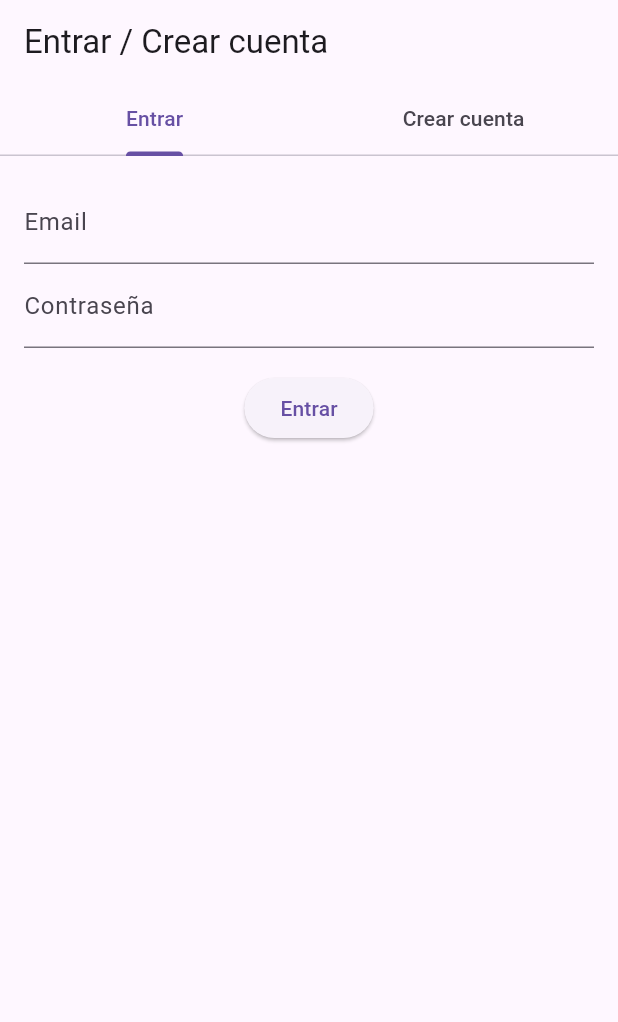
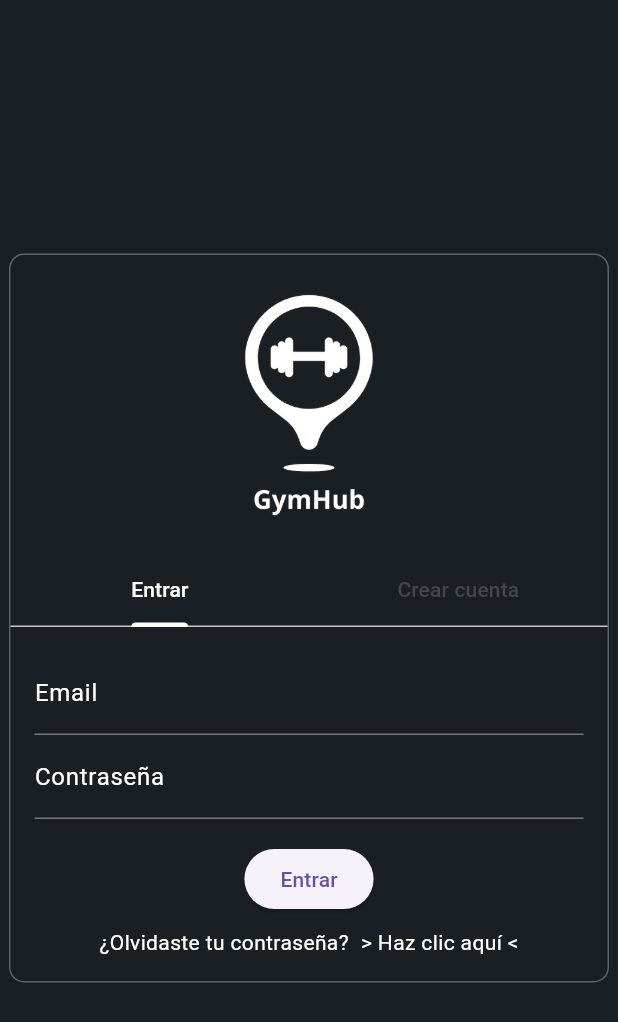
Before and after one commit to benjamnunez/Proyecto-portafolio-MNB, a Flutter app: the screen it shows after launch, on a phone screen of 412 x 824 dp. Shown: the top 1022 px of the screen. Run offline on Flutter 3.47's test engine with Material 3 defaults, Android fonts, the light colour scheme and no system bars.

Commit message:
nuevo login

```diff
--- a/gymhub/lib/main.dart
+++ b/gymhub/lib/main.dart
@@ -1,4 +1,5 @@
 import 'package:flutter/material.dart';
+import 'package:gymhub/marco/inicio/inicio.dart';
 import 'package:gymhub/supabase_config.dart';
 import 'package:gymhub/marco/login/login.dart';
 
@@ -16,6 +17,9 @@
     return MaterialApp(
       title: 'GymHub',
       home: LoginPage(),
+      routes: {
+        '/inicio': (_) =>  Inicio(),
+      },
     );
   }
 }
--- a/gymhub/lib/marco/inicio/componentes/menu_lateral.dart
+++ b/gymhub/lib/marco/inicio/componentes/menu_lateral.dart
@@ -1,6 +1,5 @@
 import 'package:flutter/material.dart';
-import 'package:gymhub/marco/inicio/componentes/menu_items.dart';
-
+import 'menu_items.dart';
 class MenuLateralWidget extends StatelessWidget {
   final String currentRoute;
 
@@ -94,7 +93,7 @@ class MenuLateralWidget extends StatelessWidget {
       child: Row(
         children: [
           CircleAvatar(
-            backgroundImage: NetworkImage('https://picsum.photos/seed/596/600'),
+            backgroundImage: AssetImage('assets/images/logo/logoTransparenteGymHubBlanco.png',),
           ),
           SizedBox(width: 8),
           Expanded(
--- a/gymhub/lib/marco/login/login.dart
+++ b/gymhub/lib/marco/login/login.dart
@@ -79,22 +79,60 @@ class _LoginPageState extends State<LoginPage> with SingleTickerProviderStateMix
   @override
   Widget build(BuildContext context) {
       return Scaffold(
-      appBar: AppBar(
-        title: Text('Entrar / Crear cuenta'),
-        bottom: TabBar(
+        backgroundColor: Color(0xFF1A1F23),
+        body:
+          Center(
+                child:
+                  Container(
+                    width: 400,
+                    decoration: BoxDecoration(
+                        color: Color(0xFF1A1F23),
+                        borderRadius: BorderRadius.circular(10.0),
+                        border: Border.all(
+                          color: const Color.fromARGB(100, 205, 205, 205),
+                        ),
+                  ),
+                    child:
+                    Column(
+                      mainAxisSize: MainAxisSize.min,
+                      mainAxisAlignment: MainAxisAlignment.center,
+                      children: [
+                        Image.asset(
+                            'assets/images/logo/logoTransparenteGymHubBlanco.png',
+                            width: 200, // ajusta según tus necesidades
+                            height: 200, // ajusta según tus necesidades
+                          ),
+                        TabBar(
                               controller: _tabController,
                               tabs: [
-            Tab(text: 'Entrar'),
+                                Tab(text: 'Entrar', ),
                                 Tab(text: 'Crear cuenta'),
                               ],
+                              labelColor: Colors.white,
+                              indicatorColor: Colors.white,
                             ),
-      ),
-      body: TabBarView(
+                        SizedBox(
+                          height: 200,
+                          child: TabBarView(
                             controller: _tabController,
                             children: [
                               _buildLoginForm(),
                               _buildSignUpForm(),
                             ],
+                          ),
+                        ),
+                        Row(
+                          mainAxisAlignment: MainAxisAlignment.center,
+                          children: [
+                            Text("¿Olvidaste tu contraseña?", style: TextStyle(color: Colors.white),),
+                            SizedBox(width: 8),
+                            Text("> Haz clic aquí <",style: TextStyle(color: Colors.white),)
+                          ],
+                        ),
+                        SizedBox(height: 16),
+                      ],
+                    ),
+                  ),
               ),
       );
   }
@@ -103,12 +141,14 @@ class _LoginPageState extends State<LoginPage> with SingleTickerProviderStateMix
     return Form(
       key: _loginFormKey,
       child: Padding(
-        padding: EdgeInsets.all(16.0),
+        padding: EdgeInsetsDirectional.fromSTEB(16.0, 16.0, 16.0, 0.0),
         child: Column(
+          mainAxisSize: MainAxisSize.min,
           children: [
             TextFormField(
               controller: _emailController,
-              decoration: InputDecoration(labelText: 'Email'),
+              style: TextStyle(color: Colors.white),
+              decoration: InputDecoration(labelText: 'Email', labelStyle: TextStyle(color: Colors.white)),
               validator: (value) {
                 if (value == null || value.isEmpty) {
                   return 'Por favor ingrese un correo electrónico';
@@ -118,7 +158,8 @@ class _LoginPageState extends State<LoginPage> with SingleTickerProviderStateMix
             ),
             TextFormField(
               controller: _passwordController,
-              decoration: InputDecoration(labelText: 'Contraseña'),
+              style: TextStyle(color: Colors.white),
+              decoration: InputDecoration(labelText: 'Contraseña',labelStyle: TextStyle(color: Colors.white)),
               obscureText: true,
               validator: (value) {
                 if (value == null || value.isEmpty) {
@@ -142,12 +183,14 @@ class _LoginPageState extends State<LoginPage> with SingleTickerProviderStateMix
     return Form(
       key: _signUpFormKey,
       child: Padding(
-        padding: EdgeInsets.all(16.0),
+        padding: EdgeInsetsDirectional.fromSTEB(16.0, 16.0, 16.0, 0.0),
         child: Column(
+          mainAxisSize: MainAxisSize.min,
           children: [
             TextFormField(
               controller: _emailController,
-              decoration: InputDecoration(labelText: 'Email'),
+              style: TextStyle(color: Colors.white),
+              decoration: InputDecoration(labelText: 'Email',labelStyle: TextStyle(color: Colors.white)),
               validator: (value) {
                 if (value == null || value.isEmpty) {
                   return 'Por favor ingrese un correo electrónico';
@@ -157,7 +200,8 @@ class _LoginPageState extends State<LoginPage> with SingleTickerProviderStateMix
             ),
             TextFormField(
               controller: _passwordController,
-              decoration: InputDecoration(labelText: 'Contraseña'),
+              style: TextStyle(color: Colors.white),
+              decoration: InputDecoration(labelText: 'Contraseña',labelStyle: TextStyle(color: Colors.white)),
               obscureText: true,
               validator: (value) {
                 if (value == null || value.isEmpty) {
```
Also changed, not shown: gymhub/lib/marco/componentes/navBar.dart (+35 -11 lines), gymhub/lib/marco/inicio/inicio.dart (+21 -7 lines), gymhub/lib/marco/usuarios.dart (deleted, +0 -35 lines), gymhub/pubspec.yaml (+9 -65 lines), gymhub/assets/images/logo/logoTransparenteGymHub.png (added), gymhub/assets/images/logo/logoTransparenteGymHubBlanco.png (added), gymhub/flutter_02.png (added), gymhub/lib/marco/inicio/navbarFlutterflow.dart (deleted), 13 other files. Lines whose indentation alone changed are shown as unchanged.
